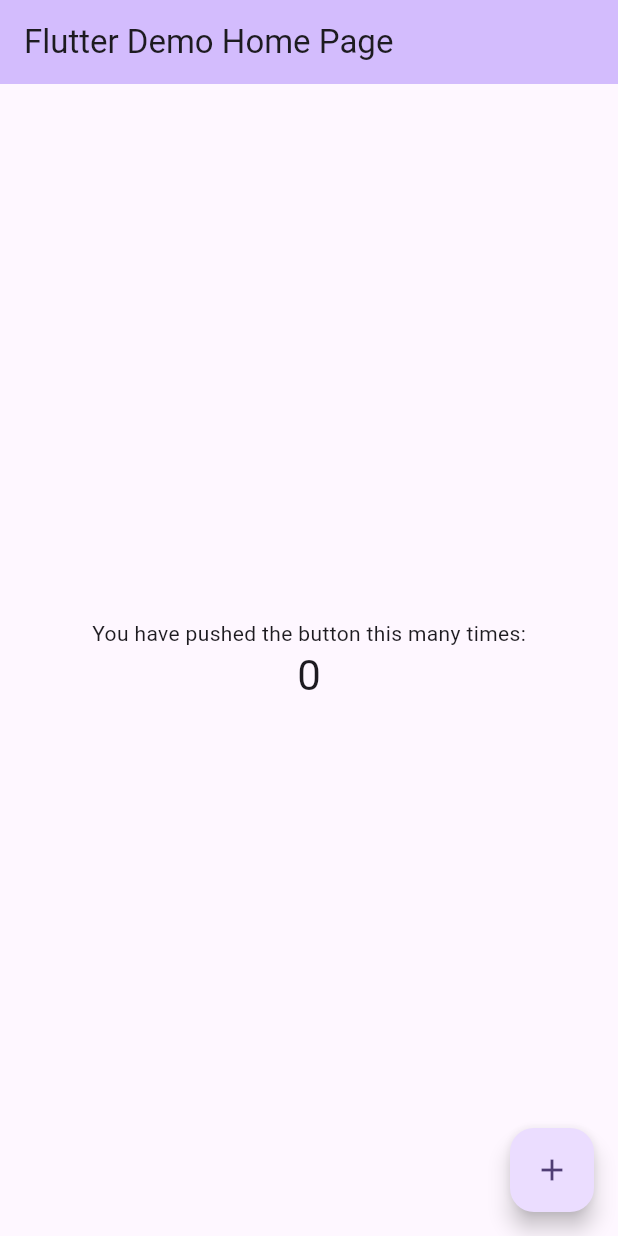
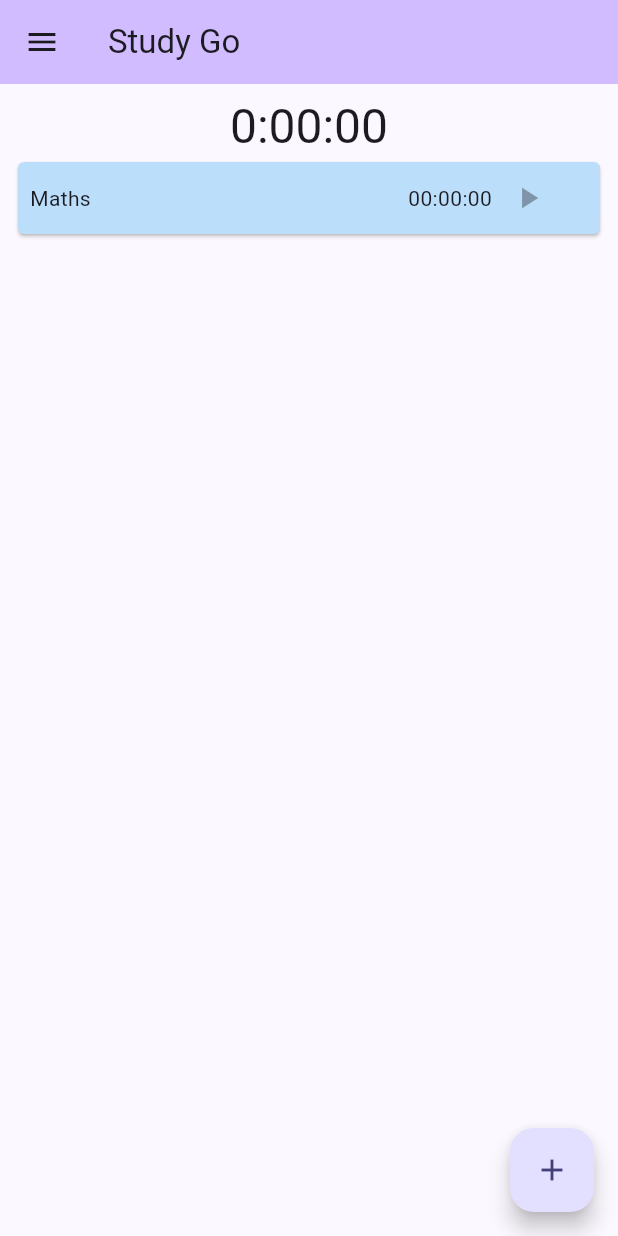
Before and after one commit to RdeVCCA/Study-Go, a Flutter app: the screen it shows after launch, on a phone screen of 412 x 824 dp. Run offline on Flutter 3.47's test engine with Material 3 defaults, Android fonts, the phone set to English and light mode, and no system bars; our stand-ins replace logger; missing offline and left inert: mysql_client.

Commit message:
Set up initial infrastructure

```diff
--- /dev/null
+++ b/lib/database.dart
@@ -0,0 +1,3 @@
+import 'package:mysql_client/mysql_client.dart';
+
+late MySQLConnection connection;
--- a/lib/main.dart
+++ b/lib/main.dart
@@ -1,117 +1,138 @@
 import 'package:flutter/material.dart';
+import 'package:mysql_client/mysql_client.dart';
+import 'package:logger/logger.dart';
+import 'package:study_go/database.dart';
+import 'package:study_go/widgets/subjects.dart';
 
-void main() {
+void main() async {
+  connection = await MySQLConnection.createConnection(
+    host: "localhost",
+    port: 3306,
+    userName: "root",
+    password: "",
+    databaseName: "StudyGo",
+  );
+  await connection.connect();
+
+  Logger clog = Logger(level: Level.all);
+
+  try {
+    await connection.execute(
+      "CREATE TABLE IF NOT EXISTS `score` ("
+      "  `userid` varchar(40) NOT NULL,"
+      "  `score` int NOT NULL,"
+      "  PRIMARY KEY (`userid`),"
+      "  UNIQUE KEY `userid_UNIQUE` (`userid`),"
+      "  CONSTRAINT `` FOREIGN KEY (`userid`) REFERENCES `users` (`id`)"
+      "    ON DELETE CASCADE"
+      "    ON UPDATE CASCADE"
+      ") ENGINE=InnoDB DEFAULT CHARSET=utf8mb4 COLLATE=utf8mb4_0900_ai_ci;",
+    );
+    clog.i('`score` created.');
+
+    await connection.execute(
+      "CREATE TABLE IF NOT EXISTS `users` ("
+      "  `id` varchar(40) NOT NULL DEFAULT 'UUID()',"
+      "  `username` varchar(64) NOT NULL,"
+      "  `key` varchar(256) NOT NULL,"
+      "  PRIMARY KEY (`id`),"
+      "  UNIQUE KEY `id` (`id`),"
+      "  UNIQUE KEY `username` (`username`),"
+      "  UNIQUE KEY `key` (`key`)"
+      ") ENGINE=InnoDB DEFAULT CHARSET=utf8mb4 COLLATE=utf8mb4_0900_ai_ci;",
+    );
+    clog.i('`users` created.');
+  } catch (e) {
+    clog.e(e.toString());
+  }
+
   runApp(const MyApp());
+
+  await connection.close();
 }
 
 class MyApp extends StatelessWidget {
   const MyApp({super.key});
 
-  // This widget is the root of your application.
   @override
   Widget build(BuildContext context) {
     return MaterialApp(
-      title: 'Flutter Demo',
+      title: 'Study Go',
       theme: ThemeData(
-        // This is the theme of your application.
-        //
-        // TRY THIS: Try running your application with "flutter run". You'll see
-        // the application has a purple toolbar. Then, without quitting the app,
-        // try changing the seedColor in the colorScheme below to Colors.green
-        // and then invoke "hot reload" (save your changes or press the "hot
-        // reload" button in a Flutter-supported IDE, or press "r" if you used
-        // the command line to start the app).
-        //
-        // Notice that the counter didn't reset back to zero; the application
-        // state is not lost during the reload. To reset the state, use hot
-        // restart instead.
-        //
-        // This works for code too, not just values: Most code changes can be
-        // tested with just a hot reload.
-        colorScheme: ColorScheme.fromSeed(seedColor: Colors.deepPurple),
+        colorScheme: ColorScheme.fromSeed(seedColor: Color(0xff1f1e33)),
         useMaterial3: true,
+        appBarTheme: AppBarTheme(
+          backgroundColor: Theme.of(context).colorScheme.inversePrimary,
+        ),
       ),
-      home: const MyHomePage(title: 'Flutter Demo Home Page'),
+      home: const Index(title: 'Study Go'),
     );
   }
 }
 
-class MyHomePage extends StatefulWidget {
-  const MyHomePage({super.key, required this.title});
-
-  // This widget is the home page of your application. It is stateful, meaning
-  // that it has a State object (defined below) that contains fields that affect
-  // how it looks.
-
-  // This class is the configuration for the state. It holds the values (in this
-  // case the title) provided by the parent (in this case the App widget) and
-  // used by the build method of the State. Fields in a Widget subclass are
-  // always marked "final".
+class Index extends StatefulWidget {
+  const Index({super.key, required this.title});
 
   final String title;
 
   @override
-  State<MyHomePage> createState() => _MyHomePageState();
+  State<Index> createState() => _IndexState();
 }
 
-class _MyHomePageState extends State<MyHomePage> {
+class _IndexState extends State<Index> {
   int _counter = 0;
 
   void _incrementCounter() {
     setState(() {
-      // This call to setState tells the Flutter framework that something has
-      // changed in this State, which causes it to rerun the build method below
-      // so that the display can reflect the updated values. If we changed
-      // _counter without calling setState(), then the build method would not be
-      // called again, and so nothing would appear to happen.
       _counter++;
+    });
+  }
+
+  void _incrementCounter60() {
+    setState(() {
+      _counter += 60;
     });
   }
 
   @override
   Widget build(BuildContext context) {
-    // This method is rerun every time setState is called, for instance as done
-    // by the _incrementCounter method above.
-    //
-    // The Flutter framework has been optimized to make rerunning build methods
-    // fast, so that you can just rebuild anything that needs updating rather
-    // than having to individually change instances of widgets.
+    ThemeData mainTheme = Theme.of(context);
     return Scaffold(
       appBar: AppBar(
-        // TRY THIS: Try changing the color here to a specific color (to
-        // Colors.amber, perhaps?) and trigger a hot reload to see the AppBar
-        // change color while the other colors stay the same.
-        backgroundColor: Theme.of(context).colorScheme.inversePrimary,
-        // Here we take the value from the MyHomePage object that was created by
-        // the App.build method, and use it to set our appbar title.
         title: Text(widget.title),
       ),
-      body: Center(
-        // Center is a layout widget. It takes a single child and positions it
-        // in the middle of the parent.
+      body: Padding(
+        padding: EdgeInsets.all(8.0),
         child: Column(
-          // Column is also a layout widget. It takes a list of children and
-          // arranges them vertically. By default, it sizes itself to fit its
-          // children horizontally, and tries to be as tall as its parent.
-          //
-          // Column has various properties to control how it sizes itself and
-          // how it positions its children. Here we use mainAxisAlignment to
-          // center the children vertically; the main axis here is the vertical
-          // axis because Columns are vertical (the cross axis would be
-          // horizontal).
-          //
-          // TRY THIS: Invoke "debug painting" (choose the "Toggle Debug Paint"
-          // action in the IDE, or press "p" in the console), to see the
-          // wireframe for each widget.
-          mainAxisAlignment: MainAxisAlignment.center,
-          children: <Widget>[
-            const Text(
-              'You have pushed the button this many times:',
+          crossAxisAlignment: CrossAxisAlignment.center,
+          children: [
+            Column(
+              mainAxisAlignment: MainAxisAlignment.center,
+              children: <Widget>[
+                Text(
+                  "${(_counter / 3600).floor()}:"
+                  "${(_counter % 3600 / 60).floor().toString().padLeft(2, '0')}:"
+                  "${(_counter % 60).toString().padLeft(2, '0')}",
+                  style: mainTheme.textTheme.headlineLarge,
+                ),
+              ],
             ),
-            Text(
-              '$_counter',
-              style: Theme.of(context).textTheme.headlineMedium,
-            ),
+            ListView(
+              shrinkWrap: true,
+              children: [
+                Subjects(subjectName: "Maths"),
+              ],
+            )
+          ],
+        ),
+      ),
+      drawer: Drawer(
+        child: Column(
+          children: [
+            MenuItemButton(
+              onPressed: _incrementCounter60,
+              child: Text("aoeu"),
+            )
           ],
         ),
       ),
@@ -119,7 +140,7 @@
         onPressed: _incrementCounter,
         tooltip: 'Increment',
         child: const Icon(Icons.add),
-      ), // This trailing comma makes auto-formatting nicer for build methods.
+      ),
     );
   }
 }
--- /dev/null
+++ b/lib/widgets/subjects.dart
@@ -0,0 +1,47 @@
+import 'package:flutter/material.dart';
+
+class Subjects extends StatefulWidget {
+  const Subjects({super.key, required this.subjectName});
+
+  final String subjectName;
+
+  @override
+  State<StatefulWidget> createState() {
+    return _SubjectState();
+  }
+}
+
+class _SubjectState extends State<Subjects> {
+  @override
+  Widget build(BuildContext context) {
+    return Card(
+      shape: RoundedRectangleBorder(
+        borderRadius: BorderRadius.circular(4),
+      ),
+      color: Theme.of(context).primaryColorLight,
+      child: Padding(
+        padding: EdgeInsets.only(
+          left: 8.0,
+          right: 8.0,
+        ),
+        child: Row(
+          children: [
+            Expanded(
+              child: Text(
+                widget.subjectName,
+                overflow: TextOverflow.ellipsis,
+              ),
+            ),
+            Text(
+              "00:00:00",
+              overflow: TextOverflow.fade,
+            ),
+            MenuItemButton(
+              leadingIcon: Icon(Icons.play_arrow),
+            ),
+          ],
+        ),
+      ),
+    );
+  }
+}
--- a/pubspec.yaml
+++ b/pubspec.yaml
@@ -34,6 +34,8 @@ dependencies:
   # The following adds the Cupertino Icons font to your application.
   # Use with the CupertinoIcons class for iOS style icons.
   cupertino_icons: ^1.0.8
+  mysql_client: ^0.0.27
+  logger: ^2.5.0
 
 dev_dependencies:
   flutter_test:
```
Also changed, not shown: pubspec.lock.
